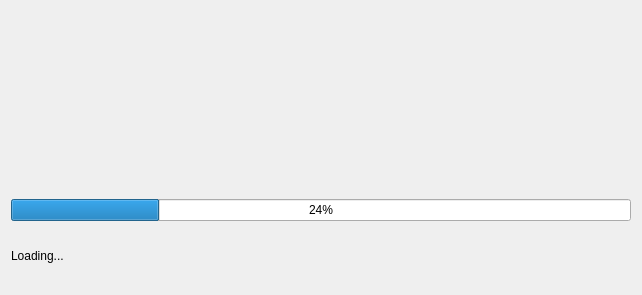
Above: frontend/splash/splash.ui from codemeetscopper/Python-Desktop-Application before the change. Below: the same form after it.
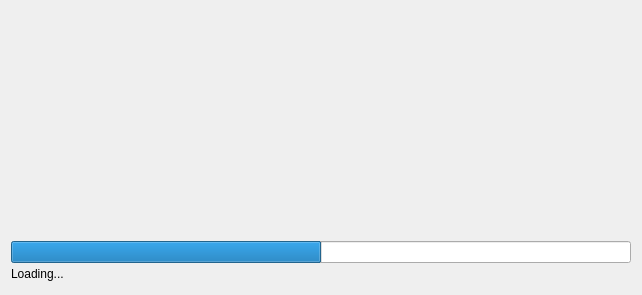
That is the form after the change.

Diff of the .ui file:
```diff
--- a/frontend/splash/splash.ui
+++ b/frontend/splash/splash.ui
@@ -13,7 +13,10 @@
   <property name="windowTitle">
    <string>Form</string>
   </property>
-  <layout class="QVBoxLayout" name="verticalLayout">
+  <layout class="QVBoxLayout" name="verticalLayout" stretch="9,3,1,1,1">
+   <property name="spacing">
+    <number>4</number>
+   </property>
    <item alignment="Qt::AlignmentFlag::AlignHCenter|Qt::AlignmentFlag::AlignVCenter">
     <widget class="QLabel" name="logo_label">
      <property name="text">
@@ -21,32 +24,44 @@
      </property>
     </widget>
    </item>
-   <item alignment="Qt::AlignmentFlag::AlignHCenter|Qt::AlignmentFlag::AlignVCenter">
+   <item alignment="Qt::AlignmentFlag::AlignHCenter|Qt::AlignmentFlag::AlignBottom">
     <widget class="QLabel" name="app_name_label">
      <property name="text">
       <string/>
      </property>
     </widget>
    </item>
-   <item alignment="Qt::AlignmentFlag::AlignHCenter|Qt::AlignmentFlag::AlignVCenter">
+   <item alignment="Qt::AlignmentFlag::AlignHCenter|Qt::AlignmentFlag::AlignTop">
     <widget class="QLabel" name="version_label">
      <property name="text">
       <string/>
      </property>
     </widget>
    </item>
-   <item>
+   <item alignment="Qt::AlignmentFlag::AlignBottom">
     <widget class="QProgressBar" name="progress_bar">
+     <property name="maximum">
+      <number>100</number>
+     </property>
      <property name="value">
-      <number>24</number>
+      <number>50</number>
+     </property>
+     <property name="alignment">
+      <set>Qt::AlignmentFlag::AlignBottom|Qt::AlignmentFlag::AlignHCenter</set>
+     </property>
+     <property name="textVisible">
+      <bool>false</bool>
      </property>
     </widget>
    </item>
-   <item>
+   <item alignment="Qt::AlignmentFlag::AlignTop">
     <widget class="QLabel" name="status_label">
      <property name="text">
       <string>Loading...</string>
      </property>
+     <property name="alignment">
+      <set>Qt::AlignmentFlag::AlignLeading|Qt::AlignmentFlag::AlignLeft|Qt::AlignmentFlag::AlignTop</set>
+     </property>
     </widget>
    </item>
   </layout>
```
